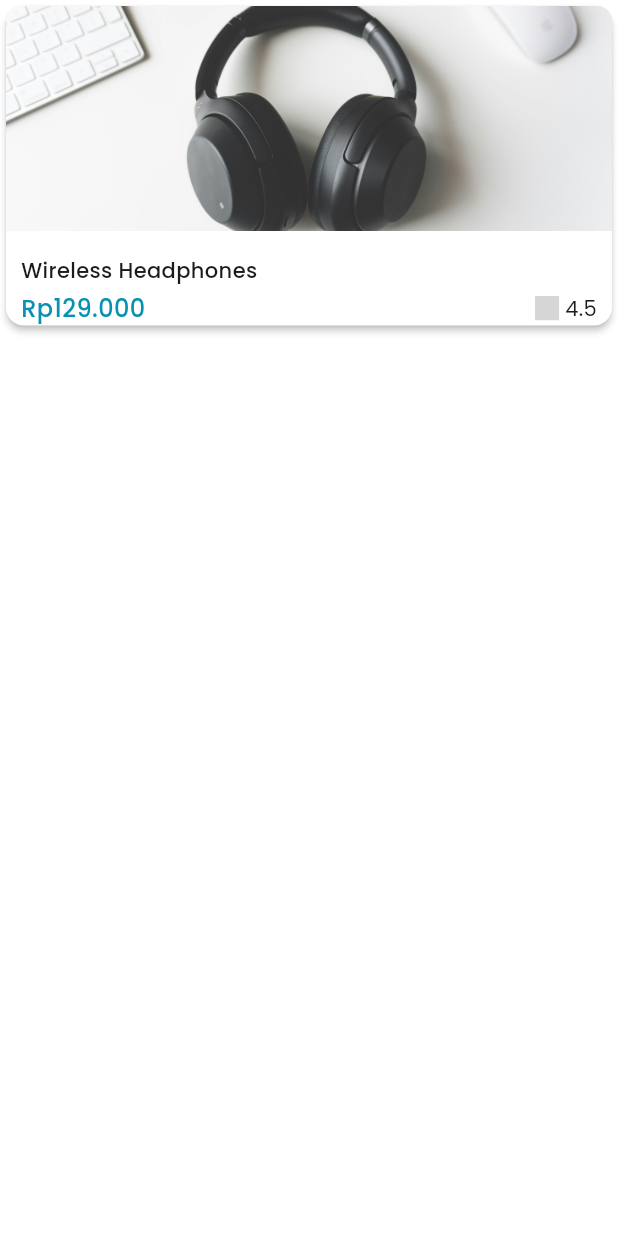
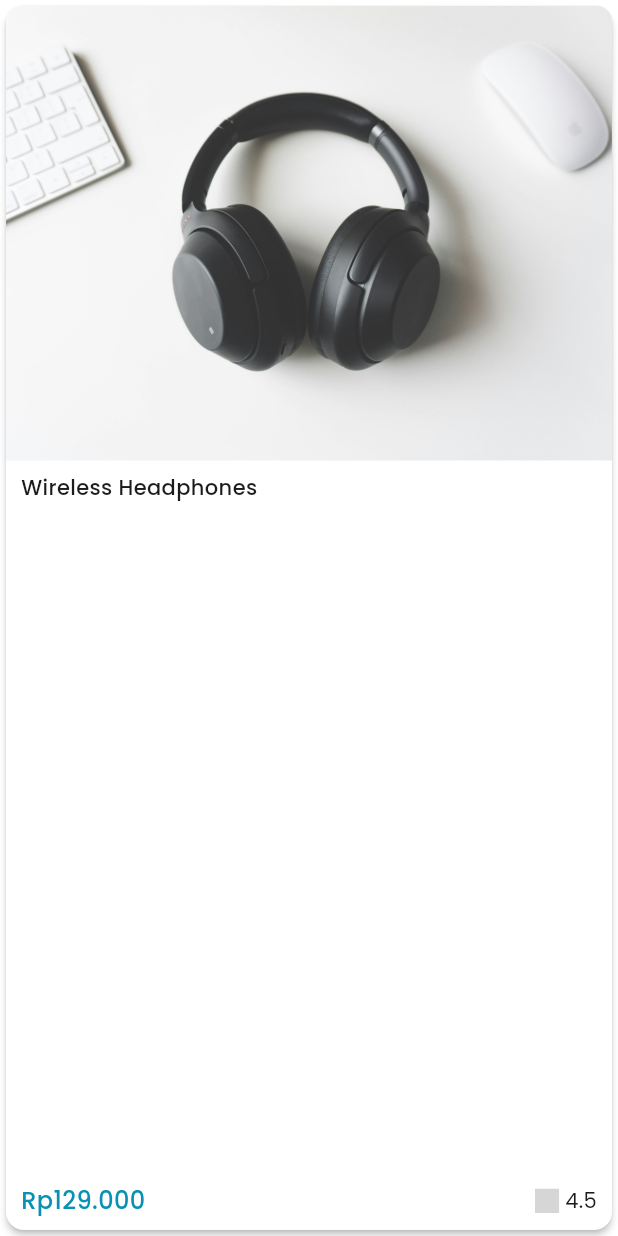
Before and after one commit to pakdhel/my-ecommerce_app_flutter, a Flutter app: the ProductCard widget shown alone on an empty page, opened directly, on a phone screen of 412 x 824 dp. Run offline on Flutter 3.47's test engine with Material 3 defaults, Android fonts, the phone set to English and light mode, and no system bars; our stand-ins replace carousel_slider, iconsax_flutter; missing offline and left inert: iconify_flutter, simple_grid; network calls fail; grey boxes are pictures that could not be loaded.

Commit message:
fixing product card, special offers, recomendation, and others section

```diff
--- a/lib/common/widgets/product_card.dart
+++ b/lib/common/widgets/product_card.dart
@@ -1,3 +1,4 @@
+import 'package:flutter/cupertino.dart';
 import 'package:flutter/material.dart';
 import 'package:flutter/widgets.dart';
 import 'package:my_ecommerce_app/common/constants/app_colors.dart';
@@ -24,20 +25,24 @@ class ProductCard extends StatelessWidget {
       elevation: 2,
       child: Column(
         crossAxisAlignment: CrossAxisAlignment.start,
-        mainAxisSize: MainAxisSize.min,
+        // mainAxisSize: MainAxisSize.min,
         children: [
           ClipRRect(
             borderRadius: BorderRadius.only(
                 topLeft: Radius.circular(10), topRight: Radius.circular(10)),
+            child: AspectRatio(
+              aspectRatio: 4 / 3,
               child: Image.asset(
                 image,
-              height: 150,
+                // height: 150,
                 width: double.infinity,
                 fit: BoxFit.cover,
               ),
             ),
-          Container(
-            padding: EdgeInsets.only(right: 10, left: 10, top: 16),
+          ),
+          Expanded(
+            child: Container(
+              padding: EdgeInsets.only(right: 10, left: 10, top: 8, bottom: 8),
               // decoration: BoxDecoration(color: AppColors.white),
               child: Column(
                 crossAxisAlignment: CrossAxisAlignment.start,
@@ -96,6 +101,7 @@ class ProductCard extends StatelessWidget {
                   )
                 ],
               ),
+            ),
           )
         ],
       ),
--- a/lib/features/home/presentation/widgets/recommendation_section.dart
+++ b/lib/features/home/presentation/widgets/recommendation_section.dart
@@ -76,9 +76,9 @@ class RecommendationSection extends StatelessWidget {
             physics: NeverScrollableScrollPhysics(),
             gridDelegate: SliverGridDelegateWithFixedCrossAxisCount(
                 crossAxisCount: 2,
-                childAspectRatio: 0.7,
-                crossAxisSpacing: 1,
-                mainAxisSpacing: 1),
+                childAspectRatio: 0.85,
+                crossAxisSpacing: 2,
+                mainAxisSpacing: 2),
             itemCount: products.length,
             itemBuilder: (context, index) {
               final product = products[index];
--- a/lib/features/home/presentation/widgets/special_offers.dart
+++ b/lib/features/home/presentation/widgets/special_offers.dart
@@ -33,7 +33,7 @@ class SpecialOffers extends StatelessWidget {
           ],
         ),
         SizedBox(
-          height: 230,
+          height: 200,
           child: ListView(
             scrollDirection: Axis.horizontal,
             children: [
--- a/lib/features/search/presentation/widgets/others_section.dart
+++ b/lib/features/search/presentation/widgets/others_section.dart
@@ -73,9 +73,9 @@ class OthersSection extends StatelessWidget {
             physics: NeverScrollableScrollPhysics(),
             gridDelegate: SliverGridDelegateWithFixedCrossAxisCount(
                 crossAxisCount: 2,
-                childAspectRatio: 0.7,
-                crossAxisSpacing: 1,
-                mainAxisSpacing: 1),
+                childAspectRatio: 0.85,
+                crossAxisSpacing: 2,
+                mainAxisSpacing: 2),
             itemCount: products.length,
             itemBuilder: (context, index) {
               final product = products[index];
```
Lines whose indentation alone changed are shown as unchanged.
